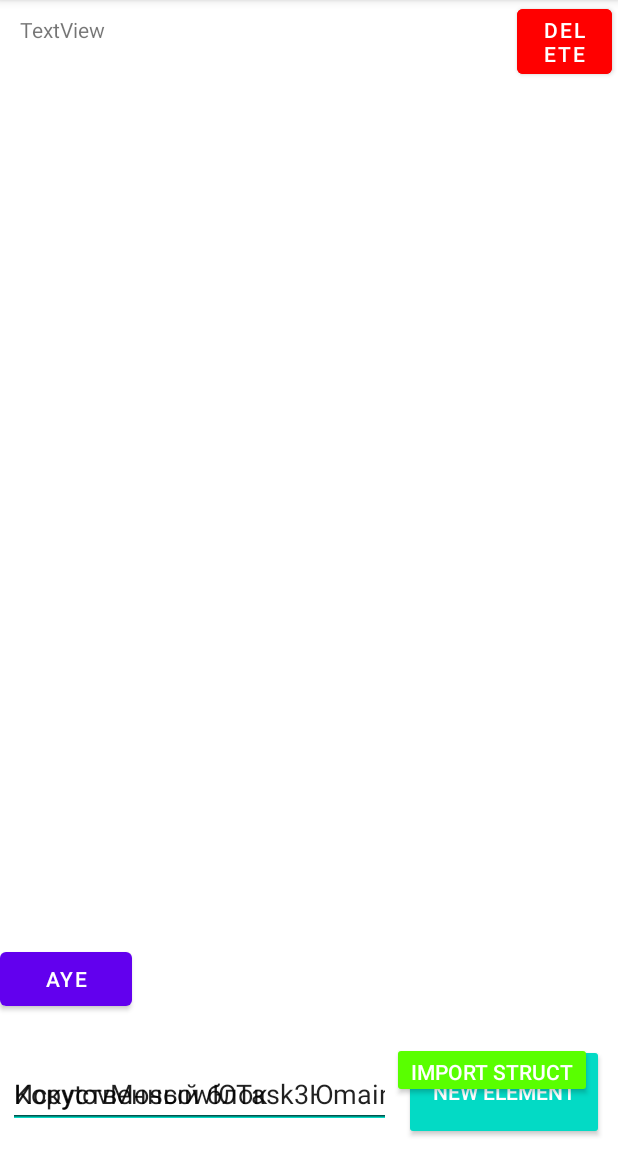
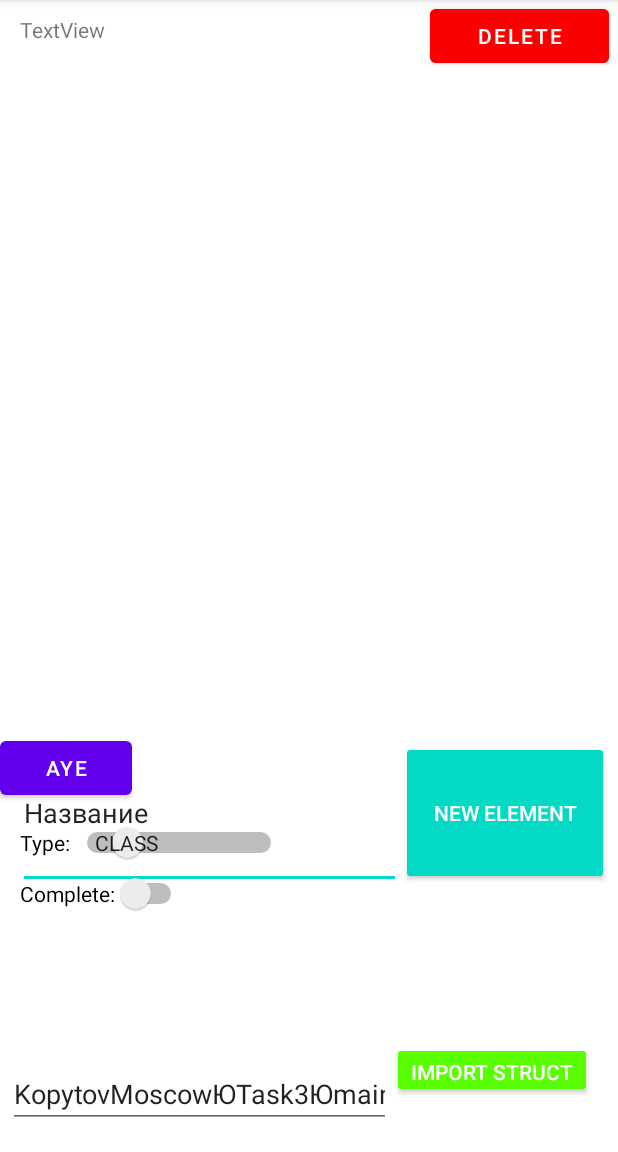
Before and after one commit to KopytovMoscow/ItManagersamsungItSchool2020-2021, an Android app: the screen it shows after launch (MainActivity), on a phone screen of 412 x 824 dp, the part 84-1236 px from its top. Run offline under Robolectric (Android 15) with nearby library versions, the phone set to English and light mode, and no system bars; 1 statement that could not run was skipped.

Commit message:
скелет окончен(еще прописать что бы несколько кнопок не были одной)

```diff
--- a/app/src/main/res/layout/activity_main.xml
+++ b/app/src/main/res/layout/activity_main.xml
@@ -39,19 +39,10 @@
             android:layout_marginBottom="696dp"
             android:text="TextView" />
 
-        <Button
-            android:id="@+id/button3"
-            android:layout_width="63dp"
-            android:layout_height="wrap_content"
-            android:layout_alignParentEnd="true"
-            android:layout_marginEnd="4dp"
-            android:backgroundTint="#FF0000"
-            android:text="Delete" />
-
         <TabHost
             android:id="@android:id/tabhost"
             android:layout_width="match_parent"
-            android:layout_height="139dp"
+            android:layout_height="280dp"
             android:layout_alignParentBottom="true"
             android:layout_marginBottom="0dp">
 
@@ -75,31 +66,61 @@
                         android:layout_width="match_parent"
                         android:layout_height="match_parent"
                         android:orientation="horizontal">
+
                         <androidx.appcompat.widget.AppCompatButton
                             android:id="@+id/button"
                             android:layout_width="wrap_content"
-                            android:layout_height="64dp"
+                            android:layout_height="39dp"
                             android:layout_alignParentStart="true"
+                            android:layout_alignParentTop="true"
                             android:layout_alignParentEnd="true"
                             android:layout_alignParentBottom="true"
-                            android:layout_marginStart="269dp"
-                            android:layout_marginEnd="9dp"
-                            android:layout_marginBottom="8dp"
+                            android:layout_marginStart="267dp"
+                            android:layout_marginTop="6dp"
+
+                            android:layout_marginEnd="6dp"
+                            android:layout_marginBottom="178dp"
                             android:backgroundTint="@color/teal_200"
                             android:onClick="newBlock"
                             android:text="new Element"
                             android:textColor="@color/white" />
+
                         <EditText
                             android:id="@+id/editTextTextPersonName"
                             android:layout_width="255dp"
                             android:layout_height="wrap_content"
                             android:layout_alignParentStart="true"
+                            android:layout_alignParentTop="true"
                             android:layout_alignParentBottom="true"
-                            android:layout_marginStart="5dp"
-                            android:layout_marginBottom="16dp"
+                            android:layout_marginStart="12dp"
+                            android:layout_marginTop="4dp"
+                            android:layout_marginBottom="175dp"
                             android:ems="10"
                             android:inputType="textPersonName"
-                            android:text="Искуственный блок" />
+                            android:text="Название" />
+
+                        <Switch
+                            android:id="@+id/typeSwitch"
+                            android:layout_width="wrap_content"
+                            android:layout_height="wrap_content"
+                            android:layout_alignParentStart="true"
+                            android:layout_alignParentTop="true"
+                            android:layout_marginStart="13dp"
+                            android:layout_marginTop="60dp"
+                            android:showText="true"
+                            android:text="Type:"
+                            android:textOff="Class"
+                            android:textOn="Function" />
+
+                        <Switch
+                            android:id="@+id/copleteCwitch"
+                            android:layout_width="wrap_content"
+                            android:layout_height="wrap_content"
+                            android:layout_alignParentStart="true"
+                            android:layout_alignParentTop="true"
+                            android:layout_marginStart="13dp"
+                            android:layout_marginTop="94dp"
+                            android:text="Complete:" />
                     </RelativeLayout>
 
                     <RelativeLayout
@@ -107,6 +128,7 @@
                         android:layout_width="match_parent"
                         android:layout_height="match_parent"
                         android:orientation="horizontal">
+
                         <EditText
                             android:id="@+id/editTextTextPersonName2"
                             android:layout_width="255dp"
@@ -117,7 +139,7 @@
                             android:layout_marginBottom="16dp"
                             android:ems="10"
                             android:inputType="textPersonName"
-                            android:text="KopytovMoscowЮTask3Юmain.py"/>
+                            android:text="KopytovMoscowЮTask3Юmain.py" />
 
                         <androidx.appcompat.widget.AppCompatButton
                             android:id="@+id/button2"
@@ -140,14 +162,24 @@
                         android:layout_width="match_parent"
                         android:layout_height="match_parent"
                         android:orientation="horizontal">
+
                         <Button
                             android:layout_width="wrap_content"
                             android:layout_height="wrap_content"
-                            android:text="aye"/>
+                            android:text="aye" />
                     </LinearLayout>
                 </FrameLayout>
             </LinearLayout>
         </TabHost>
 
+        <Button
+            android:id="@+id/delete"
+            android:layout_width="119dp"
+            android:layout_height="wrap_content"
+            android:layout_alignParentEnd="true"
+            android:layout_marginEnd="6dp"
+            android:backgroundTint="#FB0000"
+            android:text="Delete"
+            android:onClick="deleteBlock"/>
     </RelativeLayout>
 </androidx.constraintlayout.widget.ConstraintLayout>
```
Also changed, not shown: app/src/main/java/com/example/nitm/MainActivity.java (+43 -16 lines).
